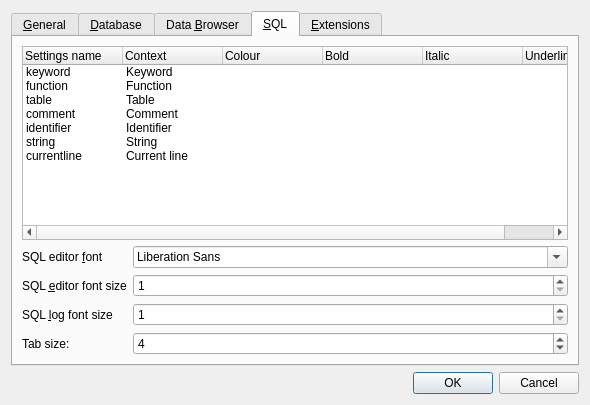
Old version of the form src/PreferencesDialog.ui in the repository sqlitebrowser/sqlitebrowser.
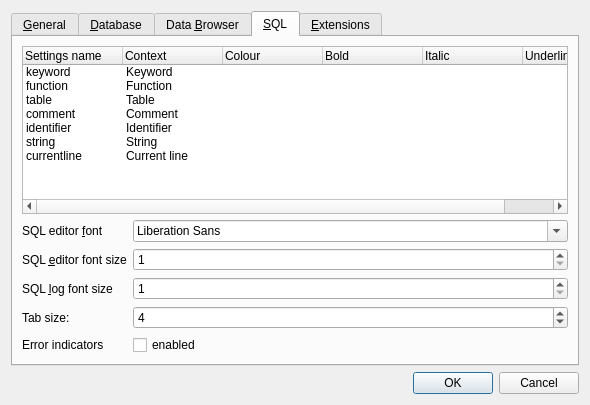
New version of the form. The open tabs and pages were chosen to show the change. Icons and pictures are not drawn.

Commit message:
Add option for disabling the SQL error indicators
See issue #302.

Diff of the .ui file:
```diff
--- a/src/PreferencesDialog.ui
+++ b/src/PreferencesDialog.ui
@@ -661,6 +661,26 @@
          <item row="0" column="1">
           <widget class="QFontComboBox" name="comboEditorFont"/>
          </item>
+         <item row="4" column="0">
+          <widget class="QLabel" name="label_15">
+           <property name="text">
+            <string>Error indicators</string>
+           </property>
+           <property name="buddy">
+            <cstring>checkErrorIndicators</cstring>
+           </property>
+          </widget>
+         </item>
+         <item row="4" column="1">
+          <widget class="QCheckBox" name="checkErrorIndicators">
+           <property name="toolTip">
+            <string>Enabling error indicators highlights the SQL code lines that caused errors during the last execution</string>
+           </property>
+           <property name="text">
+            <string>enabled</string>
+           </property>
+          </widget>
+         </item>
         </layout>
        </item>
       </layout>
```
Left out of the diff: 9 changed lines with no effect on the pictures. The commit also changes 4 other files.
